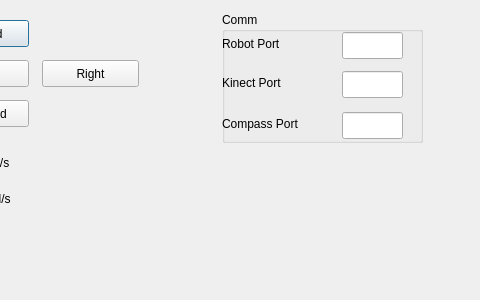
The window that src/dialog/irobotdialog.ui (hkaraoguz/ISLFramework) describes before a commit, drawn with Qt 5; both pictures show x 218 to 698 and y 0 to 300 of the 698 by 300 pixel window.
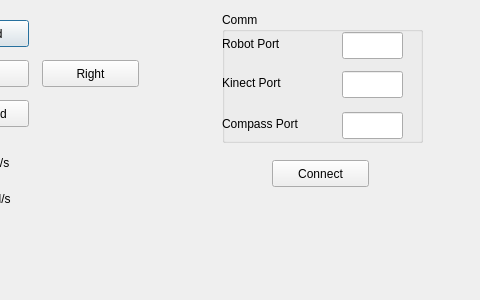
The same window after the commit.

```diff
--- a/src/dialog/irobotdialog.ui
+++ b/src/dialog/irobotdialog.ui
@@ -232,6 +232,19 @@
     <string>Angular Speed</string>
    </property>
   </widget>
+  <widget class="QPushButton" name="butIRobotConnect">
+   <property name="geometry">
+    <rect>
+     <x>490</x>
+     <y>160</y>
+     <width>97</width>
+     <height>27</height>
+    </rect>
+   </property>
+   <property name="text">
+    <string>Connect</string>
+   </property>
+  </widget>
  </widget>
  <resources/>
  <connections/>
```
